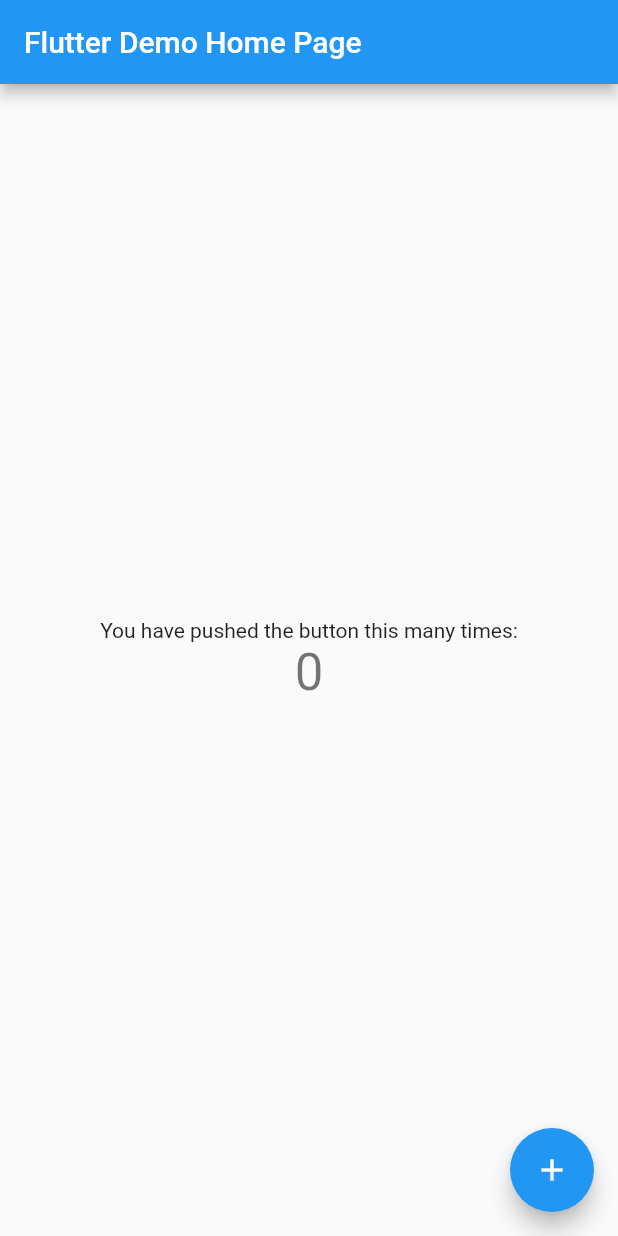
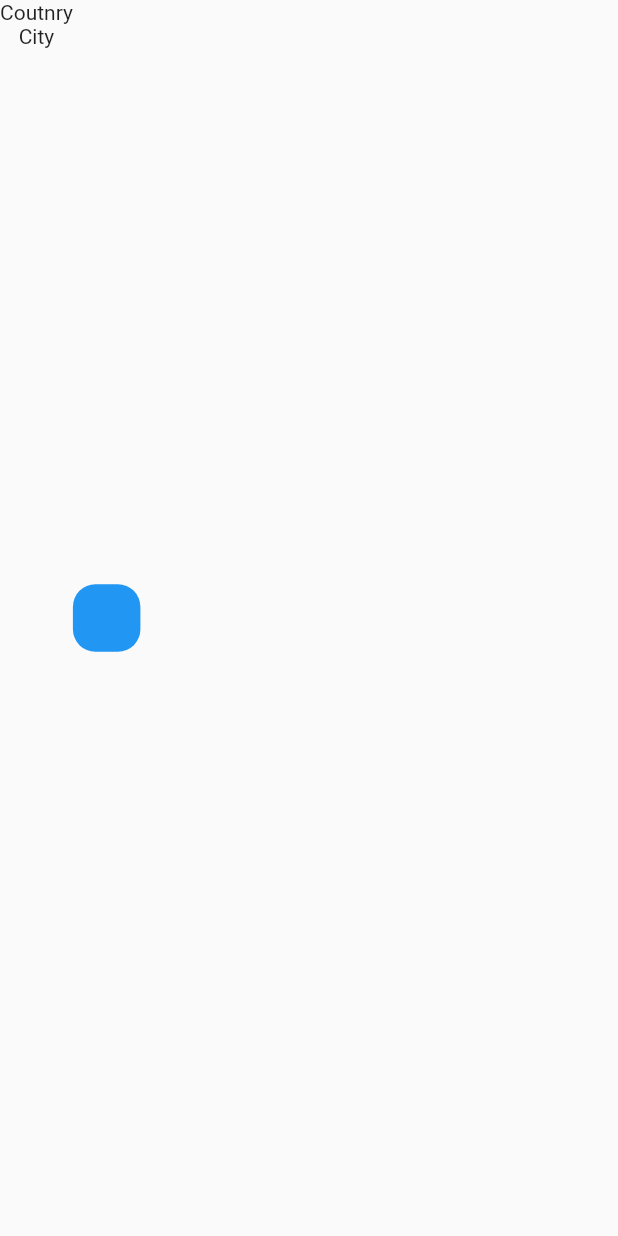
Before and after one commit to Eriq-Kibet/flutter-app, a Flutter app: the screen it shows after launch, on a phone screen of 412 x 824 dp. Run offline on Flutter 3.47's test engine with Material 2 defaults, Android fonts, the phone set to English and light mode, and no system bars.

Commit message:
Edit homepage

```diff
--- /dev/null
+++ b/lib/home/main_food_page.dart
@@ -0,0 +1,31 @@
+import 'package:flutter/material.dart';
+import 'package:flutter/widgets.dart';
+
+class MainFoodPage extends StatefulWidget {
+  const MainFoodPage({Key? key}) : super(key: key);
+
+  @override
+  State<MainFoodPage> createState() => _MainFoodPageState();
+}
+
+class _MainFoodPageState extends State<MainFoodPage> {
+  @override
+  Widget build(BuildContext context) {
+    return Scaffold(
+        body: Container(
+      child: Container(
+        child: Row(children: [
+          Column(
+            children: [Text("Coutnry"), Text("City")],
+          ),
+          Container(
+            width: 45,
+            height: 45,
+            decoration: BoxDecoration(
+                borderRadius: BorderRadius.circular(15), color: Colors.blue),
+          )
+        ]),
+      ),
+    ));
+  }
+}
--- a/lib/main.dart
+++ b/lib/main.dart
@@ -1,4 +1,5 @@
 import 'package:flutter/material.dart';
+import 'package:myapp/home/main_food_page.dart';
 
 void main() {
   runApp(const MyApp());
@@ -11,105 +12,12 @@ class MyApp extends StatelessWidget {
   @override
   Widget build(BuildContext context) {
     return MaterialApp(
+      debugShowCheckedModeBanner: false,
       title: 'Flutter Demo',
       theme: ThemeData(
-        // This is the theme of your application.
-        //
-        // Try running your application with "flutter run". You'll see the
-        // application has a blue toolbar. Then, without quitting the app, try
-        // changing the primarySwatch below to Colors.green and then invoke
-        // "hot reload" (press "r" in the console where you ran "flutter run",
-        // or simply save your changes to "hot reload" in a Flutter IDE).
-        // Notice that the counter didn't reset back to zero; the application
-        // is not restarted.
         primarySwatch: Colors.blue,
       ),
-      home: const MyHomePage(title: 'Flutter Demo Home Page'),
+      home: MainFoodPage(),
     );
   }
 }
-
-class MyHomePage extends StatefulWidget {
-  const MyHomePage({Key? key, required this.title}) : super(key: key);
-
-  // This widget is the home page of your application. It is stateful, meaning
-  // that it has a State object (defined below) that contains fields that affect
-  // how it looks.
-
-  // This class is the configuration for the state. It holds the values (in this
-  // case the title) provided by the parent (in this case the App widget) and
-  // used by the build method of the State. Fields in a Widget subclass are
-  // always marked "final".
-
-  final String title;
-
-  @override
-  State<MyHomePage> createState() => _MyHomePageState();
-}
-
-class _MyHomePageState extends State<MyHomePage> {
-  int _counter = 0;
-
-  void _incrementCounter() {
-    setState(() {
-      // This call to setState tells the Flutter framework that something has
-      // changed in this State, which causes it to rerun the build method below
-      // so that the display can reflect the updated values. If we changed
-      // _counter without calling setState(), then the build method would not be
-      // called again, and so nothing would appear to happen.
-      _counter++;
-    });
-  }
-
-  @override
-  Widget build(BuildContext context) {
-    // This method is rerun every time setState is called, for instance as done
-    // by the _incrementCounter method above.
-    //
-    // The Flutter framework has been optimized to make rerunning build methods
-    // fast, so that you can just rebuild anything that needs updating rather
-    // than having to individually change instances of widgets.
-    return Scaffold(
-      appBar: AppBar(
-        // Here we take the value from the MyHomePage object that was created by
-        // the App.build method, and use it to set our appbar title.
-        title: Text(widget.title),
-      ),
-      body: Center(
-        // Center is a layout widget. It takes a single child and positions it
-        // in the middle of the parent.
-        child: Column(
-          // Column is also a layout widget. It takes a list of children and
-          // arranges them vertically. By default, it sizes itself to fit its
-          // children horizontally, and tries to be as tall as its parent.
-          //
-          // Invoke "debug painting" (press "p" in the console, choose the
-          // "Toggle Debug Paint" action from the Flutter Inspector in Android
-          // Studio, or the "Toggle Debug Paint" command in Visual Studio Code)
-          // to see the wireframe for each widget.
-          //
-          // Column has various properties to control how it sizes itself and
-          // how it positions its children. Here we use mainAxisAlignment to
-          // center the children vertically; the main axis here is the vertical
-          // axis because Columns are vertical (the cross axis would be
-          // horizontal).
-          mainAxisAlignment: MainAxisAlignment.center,
-          children: <Widget>[
-            const Text(
-              'You have pushed the button this many times:',
-            ),
-            Text(
-              '$_counter',
-              style: Theme.of(context).textTheme.headline4,
-            ),
-          ],
-        ),
-      ),
-      floatingActionButton: FloatingActionButton(
-        onPressed: _incrementCounter,
-        tooltip: 'Increment',
-        child: const Icon(Icons.add),
-      ), // This trailing comma makes auto-formatting nicer for build methods.
-    );
-  }
-}
```
